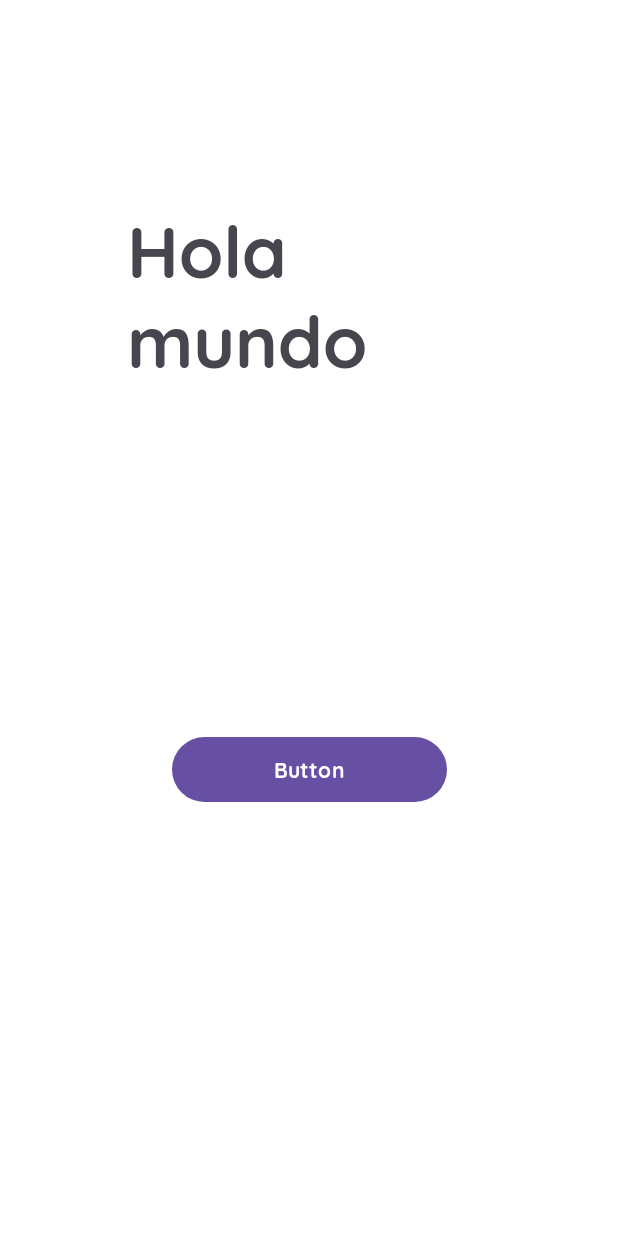
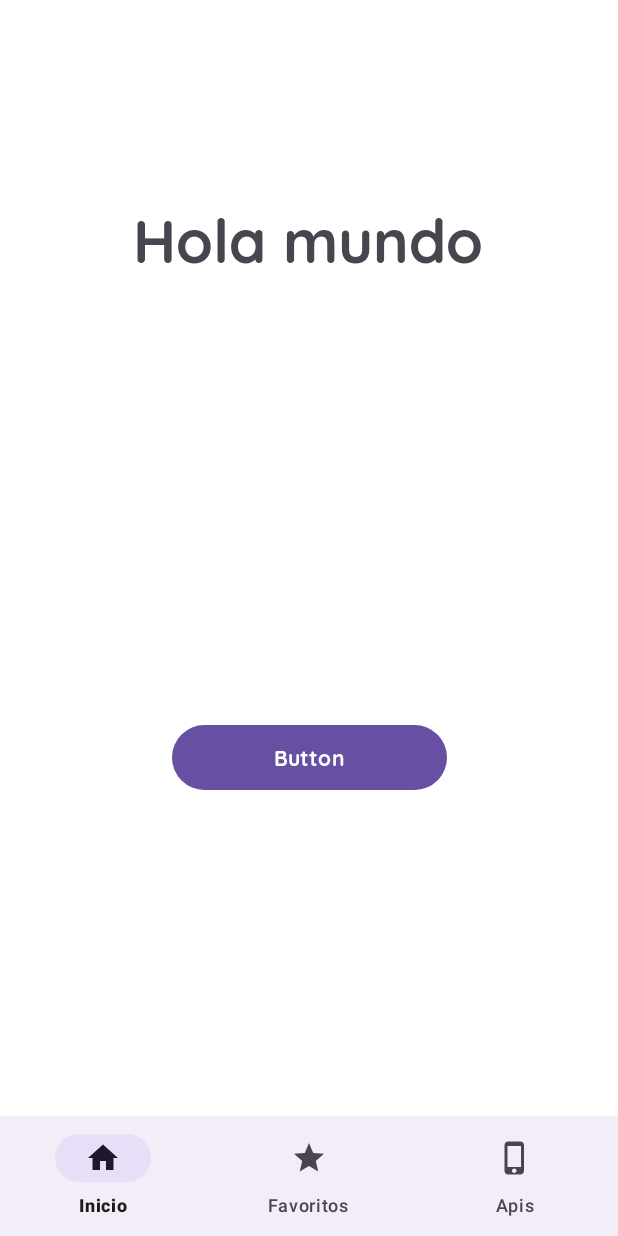
Before and after one commit to Romina-Ramirez/dispositivos_moviles_rr_xa, an Android app: the layout activity_second.xml on its own in the app's theme, with its tools: preview values and no code run, on a phone screen of 412 x 824 dp. Run offline under Robolectric (Android 15) with nearby library versions, the phone set to English and light mode, and no system bars.

Commit message:
navigation bar subido por Xavier Aguilar

```diff
--- a/app/src/main/AndroidManifest.xml
+++ b/app/src/main/AndroidManifest.xml
@@ -13,10 +13,10 @@
         android:theme="@style/Theme.AplicacionMovil"
         tools:targetApi="31">
         <activity
-            android:name=".ui.activities.SecondActivity"
+            android:name=".ui.activities.MainActivity"
             android:exported="false" />
         <activity
-            android:name=".ui.activities.MainActivity"
+            android:name=".ui.activities.SecondActivity"
             android:exported="true">
             <intent-filter>
                 <action android:name="android.intent.action.MAIN" />
--- a/app/src/main/java/com/example/aplicacionmovil/ui/activities/SecondActivity.kt
+++ b/app/src/main/java/com/example/aplicacionmovil/ui/activities/SecondActivity.kt
@@ -4,6 +4,7 @@ import android.content.Intent
 import androidx.appcompat.app.AppCompatActivity
 import android.os.Bundle
 import android.util.Log
+import com.example.aplicacionmovil.R
 import com.example.aplicacionmovil.databinding.ActivitySecondBinding
 import com.google.android.material.snackbar.Snackbar
 import kotlin.math.log
@@ -27,17 +28,49 @@ class SecondActivity : AppCompatActivity() {
     }
 
     private fun initClass() {
-        var name: String =""
-        intent.extras.let {
-            name = it?.getString("var1")!!
-        }
-        Log.d("UCE","Hola ${name}")
-        binding.vistaTexto.text =  "Bienvenidos " + name.toString()
+        var name: String = ""
+//        intent.extras.let {
+//            name = it?.getString("var1")!!
+//        }
+//        Log.d("UCE","Hola ${name}")
+        binding.vistaTexto.text = "Bienvenidos " + name.toString()
 
         binding.boton.setOnClickListener {
             var intent = Intent(this, MainActivity::class.java)
             startActivity(intent)
         }
+
+        binding.bottomNavigation.setOnItemSelectedListener { item ->
+            when(item.itemId) {
+                R.id.inicio -> {
+
+                    var suma : Int = 0
+
+                    for (i in listOf(1,2,3)){
+                        suma += i
+                    }
+                    Snackbar.make(binding.vistaTexto,"La suma es $suma", Snackbar.LENGTH_LONG).show()
+                    true
+                }
+                R.id.favoritos -> {
+                    var suma : Int = 0
+
+                    for (i in listOf(8,12,13)){
+                        suma += i
+                    }
+                    Snackbar.make(binding.vistaTexto,"La suma es $suma", Snackbar.LENGTH_LONG).show()
+
+                    true
+                }
+                R.id.apis -> {
+                    true
+                }
+                else -> false
+            }
+        }
+
     }
 
+
+
 }
--- /dev/null
+++ b/app/src/main/res/drawable/home_icon.xml
@@ -0,0 +1,5 @@
+<vector android:height="24dp" android:tint="#000000"
+    android:viewportHeight="24" android:viewportWidth="24"
+    android:width="24dp" xmlns:android="http://schemas.android.com/apk/res/android">
+    <path android:fillColor="@android:color/white" android:pathData="M10,20v-6h4v6h5v-8h3L12,3 2,12h3v8z"/>
+</vector>
--- /dev/null
+++ b/app/src/main/res/drawable/phone_icon.xml
@@ -0,0 +1,5 @@
+<vector android:height="24dp" android:tint="#000000"
+    android:viewportHeight="24" android:viewportWidth="24"
+    android:width="24dp" xmlns:android="http://schemas.android.com/apk/res/android">
+    <path android:fillColor="@android:color/white" android:pathData="M15.5,1h-8C6.12,1 5,2.12 5,3.5v17C5,21.88 6.12,23 7.5,23h8c1.38,0 2.5,-1.12 2.5,-2.5v-17C18,2.12 16.88,1 15.5,1zM11.5,22c-0.83,0 -1.5,-0.67 -1.5,-1.5s0.67,-1.5 1.5,-1.5 1.5,0.67 1.5,1.5 -0.67,1.5 -1.5,1.5zM16,18L7,18L7,4h9v14z"/>
+</vector>
--- /dev/null
+++ b/app/src/main/res/drawable/star_icon.xml
@@ -0,0 +1,5 @@
+<vector android:height="24dp" android:tint="#000000"
+    android:viewportHeight="24" android:viewportWidth="24"
+    android:width="24dp" xmlns:android="http://schemas.android.com/apk/res/android">
+    <path android:fillColor="@android:color/white" android:pathData="M12,17.27L18.18,21l-1.64,-7.03L22,9.24l-7.19,-0.61L12,2 9.19,8.63 2,9.24l5.46,4.73L5.82,21z"/>
+</vector>
--- a/app/src/main/res/layout/activity_second.xml
+++ b/app/src/main/res/layout/activity_second.xml
@@ -22,15 +22,27 @@
 
     <TextView
         android:id="@+id/vistaTexto"
-        android:layout_width="242dp"
-        android:layout_height="195dp"
+        android:layout_width="334dp"
+        android:layout_height="187dp"
         android:layout_marginTop="128dp"
         android:fontFamily="@font/quicksand_bold"
         android:text="Hola mundo"
-        android:textSize="48sp"
+        android:textAlignment="center"
+        android:textSize="40sp"
         app:layout_constraintEnd_toEndOf="parent"
         app:layout_constraintHorizontal_bias="0.497"
         app:layout_constraintStart_toStartOf="parent"
         app:layout_constraintTop_toTopOf="parent"
         tools:ignore="MissingConstraints" />
+
+    <com.google.android.material.bottomnavigation.BottomNavigationView
+        android:id="@+id/bottom_navigation"
+        android:layout_width="match_parent"
+        android:layout_height="wrap_content"
+        app:layout_constraintBottom_toBottomOf="parent"
+        app:layout_constraintEnd_toEndOf="parent"
+        app:layout_constraintStart_toStartOf="parent"
+        app:menu="@menu/bottom_navigation_menu" />
+
+
 </androidx.constraintlayout.widget.ConstraintLayout>
--- /dev/null
+++ b/app/src/main/res/menu/bottom_navigation_menu.xml
@@ -0,0 +1,23 @@
+<?xml version="1.0" encoding="utf-8"?>
+<menu xmlns:app="http://schemas.android.com/apk/res-auto"
+    xmlns:android="http://schemas.android.com/apk/res/android">
+
+    <item
+        android:id="@+id/inicio"
+        android:enabled="true"
+        android:icon="@drawable/home_icon"
+        android:title="@string/menu_inicio"
+        android:visible="true"/>
+    <item
+        android:id="@+id/favoritos"
+        android:title="@string/menu_favoritos"
+        android:enabled="true"
+        android:icon="@drawable/star_icon"
+        android:visible="true"/>
+    <item
+        android:id="@+id/apis"
+        android:title="Apis"
+        android:enabled="true"
+        android:icon="@drawable/phone_icon"
+        android:visible="true"/>
+</menu>
--- a/app/src/main/res/values/strings.xml
+++ b/app/src/main/res/values/strings.xml
@@ -1,3 +1,5 @@
 <resources>
     <string name="app_name">AplicacionMovil</string>
+    <string name="menu_favoritos">Favoritos</string>
+    <string name="menu_inicio">Inicio</string>
 </resources>
```
